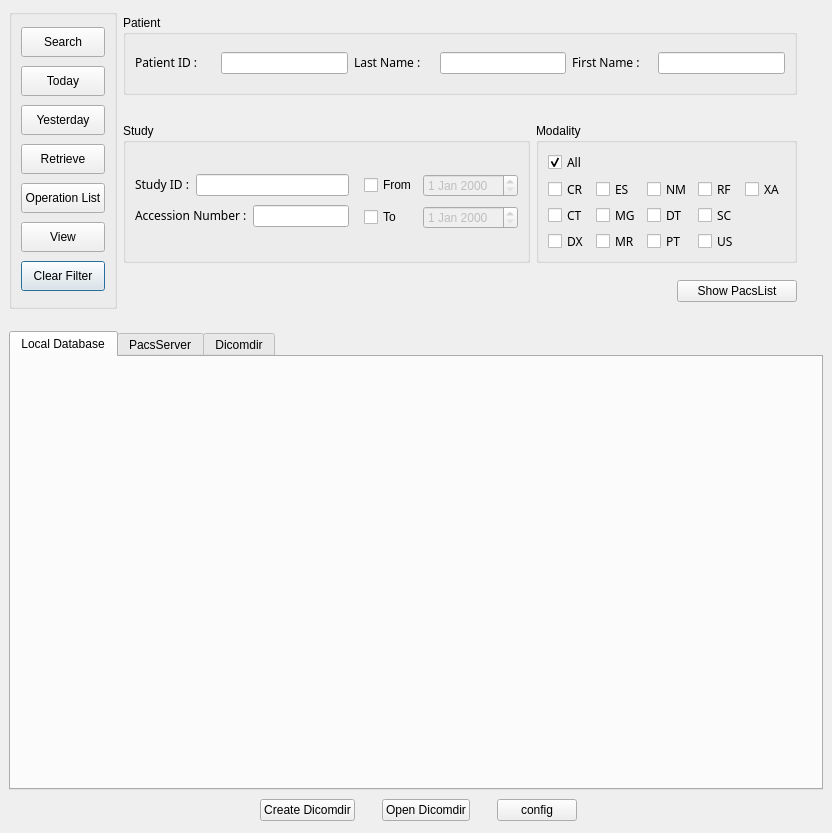
The window that starviewer/src/interface/queryscreenbase.ui (starviewer-medical/starviewer) describes before a commit, drawn with Qt 5.
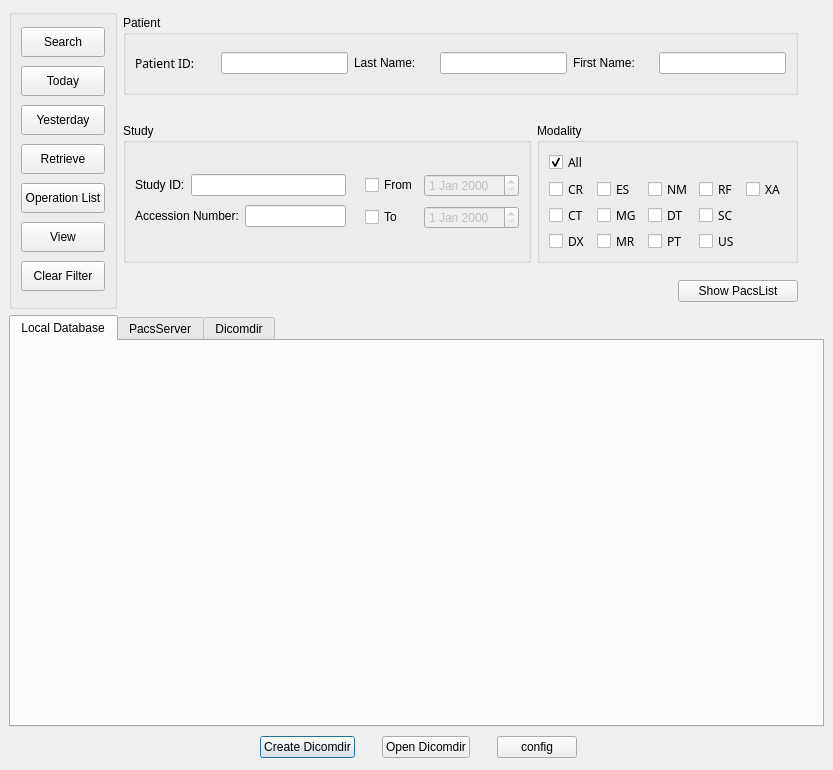
The same window after the commit. The open tabs and pages were chosen to show the change. Custom widgets are drawn as their Qt base class.

Commit message: BUG: Arreglats problemes amb el layout de la queryscreen. També s'han actualitzat les traduccions.

What changed in the file:
```diff
--- a/starviewer/src/interface/queryscreenbase.ui
+++ b/starviewer/src/interface/queryscreenbase.ui
@@ -8,23 +8,9 @@
    <rect>
     <x>0</x>
     <y>0</y>
-    <width>832</width>
-    <height>833</height>
-   </rect>
-  </property>
-  <property name="sizePolicy" >
-   <sizepolicy>
-    <hsizetype>1</hsizetype>
-    <vsizetype>1</vsizetype>
-    <horstretch>0</horstretch>
-    <verstretch>0</verstretch>
-   </sizepolicy>
-  </property>
-  <property name="minimumSize" >
-   <size>
     <width>800</width>
     <height>770</height>
-   </size>
+   </rect>
   </property>
   <property name="windowTitle" >
    <string>Query Study</string>
@@ -37,37 +23,7 @@
     <number>6</number>
    </property>
    <item row="3" column="0" >
-    <widget class="QTabWidget" name="m_tab" >
-     <property name="enabled" >
-      <bool>true</bool>
-     </property>
-     <property name="sizePolicy" >
-      <sizepolicy>
-       <hsizetype>3</hsizetype>
-       <vsizetype>3</vsizetype>
-       <horstretch>0</horstretch>
-       <verstretch>0</verstretch>
-      </sizepolicy>
-     </property>
-     <property name="tabPosition" >
-      <enum>QTabWidget::North</enum>
-     </property>
-     <property name="tabShape" >
-      <enum>QTabWidget::Rounded</enum>
-     </property>
-     <widget class="QWidget" name="m_tabCache" >
-      <attribute name="title" >
-       <string>Local Database</string>
-      </attribute>
-      <layout class="QGridLayout" >
-       <property name="margin" >
-        <number>9</number>
-       </property>
-       <property name="spacing" >
-        <number>6</number>
-       </property>
-       <item row="0" column="0" >
-        <layout class="QVBoxLayout" >
+    <layout class="QHBoxLayout" >
          <property name="margin" >
           <number>0</number>
          </property>
@@ -75,156 +31,91 @@
           <number>6</number>
          </property>
          <item>
-          <widget class="udg::QStudyTreeWidget" name="m_studyTreeWidgetCache" >
-           <property name="sizePolicy" >
-            <sizepolicy>
-             <hsizetype>7</hsizetype>
-             <vsizetype>7</vsizetype>
-             <horstretch>0</horstretch>
-             <verstretch>0</verstretch>
-            </sizepolicy>
-           </property>
-           <property name="minimumSize" >
+      <spacer>
+       <property name="orientation" >
+        <enum>Qt::Horizontal</enum>
+       </property>
+       <property name="sizeType" >
+        <enum>QSizePolicy::Expanding</enum>
+       </property>
+       <property name="sizeHint" >
             <size>
-             <width>0</width>
-             <height>0</height>
-            </size>
-           </property>
+         <width>251</width>
+         <height>28</height>
+        </size>
+       </property>
+      </spacer>
+     </item>
+     <item>
+      <widget class="QPushButton" name="m_buttonCreateDicomdir" >
+       <property name="text" >
+        <string>Create Dicomdir</string>
+       </property>
           </widget>
          </item>
          <item>
           <spacer>
            <property name="orientation" >
-            <enum>Qt::Vertical</enum>
+        <enum>Qt::Horizontal</enum>
            </property>
            <property name="sizeType" >
             <enum>QSizePolicy::Fixed</enum>
            </property>
            <property name="sizeHint" >
             <size>
-             <width>5</width>
-             <height>5</height>
+         <width>21</width>
+         <height>28</height>
             </size>
            </property>
           </spacer>
          </item>
          <item>
-          <widget class="udg::QSeriesListWidget" name="m_seriesListWidgetCache" >
-           <property name="sizePolicy" >
-            <sizepolicy>
-             <hsizetype>7</hsizetype>
-             <vsizetype>7</vsizetype>
-             <horstretch>0</horstretch>
-             <verstretch>0</verstretch>
-            </sizepolicy>
-           </property>
-           <property name="minimumSize" >
-            <size>
-             <width>0</width>
-             <height>0</height>
-            </size>
-           </property>
-          </widget>
-         </item>
-        </layout>
-       </item>
-      </layout>
-     </widget>
-     <widget class="QWidget" name="m_tabPacs" >
-      <attribute name="title" >
-       <string>PacsServer</string>
-      </attribute>
-      <layout class="QGridLayout" >
-       <property name="margin" >
-        <number>9</number>
-       </property>
-       <property name="spacing" >
-        <number>6</number>
-       </property>
-       <item row="1" column="0" colspan="2" >
-        <widget class="udg::QStudyTreeWidget" name="m_studyTreeWidgetPacs" >
-         <property name="sizePolicy" >
-          <sizepolicy>
-           <hsizetype>7</hsizetype>
-           <vsizetype>7</vsizetype>
-           <horstretch>0</horstretch>
-           <verstretch>0</verstretch>
-          </sizepolicy>
-         </property>
-         <property name="minimumSize" >
-          <size>
-           <width>0</width>
-           <height>159</height>
-          </size>
-         </property>
-        </widget>
-       </item>
-       <item row="0" column="0" >
+      <widget class="QPushButton" name="m_buttonOpenDicomdir" >
+       <property name="text" >
+        <string>Open Dicomdir</string>
+       </property>
+      </widget>
+     </item>
+     <item>
         <spacer>
          <property name="orientation" >
-          <enum>Qt::Vertical</enum>
+        <enum>Qt::Horizontal</enum>
          </property>
          <property name="sizeType" >
           <enum>QSizePolicy::Fixed</enum>
          </property>
          <property name="sizeHint" >
           <size>
-           <width>20</width>
-           <height>10</height>
+         <width>21</width>
+         <height>28</height>
           </size>
          </property>
         </spacer>
        </item>
-       <item row="2" column="1" >
+     <item>
+      <widget class="QPushButton" name="m_buttonConfig" >
+       <property name="text" >
+        <string>config</string>
+       </property>
+      </widget>
+     </item>
+     <item>
         <spacer>
          <property name="orientation" >
-          <enum>Qt::Vertical</enum>
+        <enum>Qt::Horizontal</enum>
          </property>
          <property name="sizeType" >
-          <enum>QSizePolicy::Fixed</enum>
+        <enum>QSizePolicy::Expanding</enum>
          </property>
          <property name="sizeHint" >
           <size>
-           <width>20</width>
-           <height>10</height>
+         <width>211</width>
+         <height>28</height>
           </size>
          </property>
         </spacer>
        </item>
       </layout>
-     </widget>
-     <widget class="QWidget" name="m_tabDicomdir" >
-      <attribute name="title" >
-       <string>Dicomdir</string>
-      </attribute>
-      <layout class="QGridLayout" >
-       <property name="margin" >
-        <number>9</number>
-       </property>
-       <property name="spacing" >
-        <number>6</number>
-       </property>
-       <item row="0" column="0" >
-        <widget class="udg::QStudyTreeWidget" name="m_studyTreeWidgetDicomdir" >
-         <property name="sizePolicy" >
-          <sizepolicy>
-           <hsizetype>7</hsizetype>
-           <vsizetype>7</vsizetype>
-           <horstretch>0</horstretch>
-           <verstretch>0</verstretch>
-          </sizepolicy>
-         </property>
-         <property name="minimumSize" >
-          <size>
-           <width>0</width>
-           <height>159</height>
-          </size>
-         </property>
-        </widget>
-       </item>
-      </layout>
-     </widget>
-    </widget>
    </item>
    <item row="0" column="0" >
     <layout class="QHBoxLayout" >
@@ -467,7 +358,7 @@
                  </font>
                 </property>
                 <property name="text" >
-                 <string>&lt;html>&lt;head>&lt;meta name="qrichtext" content="1" />&lt;/head>&lt;body style=" white-space: pre-wrap; font-family:Sans Serif; font-size:9pt; font-weight:400; font-style:normal; text-decoration:none;">&lt;p style=" margin-top:0px; margin-bottom:0px; margin-left:0px; margin-right:0px; -qt-block-indent:0; text-indent:0px;">Patient ID :&lt;/p>&lt;/body>&lt;/html></string>
+                 <string>Patient ID:</string>
                 </property>
                </widget>
               </item>
@@ -490,7 +381,7 @@
                  </size>
                 </property>
                 <property name="text" >
-                 <string>&lt;html>&lt;head>&lt;meta name="qrichtext" content="1" />&lt;/head>&lt;body style=" white-space: pre-wrap; font-family:Sans Serif; font-size:9pt; font-weight:400; font-style:normal; text-decoration:none;">&lt;p style=" margin-top:0px; margin-bottom:0px; margin-left:0px; margin-right:0px; -qt-block-indent:0; text-indent:0px;">Last Name :&lt;/p>&lt;/body>&lt;/html></string>
+                 <string>Last Name:</string>
                 </property>
                </widget>
               </item>
@@ -513,7 +404,7 @@
                  </size>
                 </property>
                 <property name="text" >
-                 <string>&lt;html>&lt;head>&lt;meta name="qrichtext" content="1" />&lt;/head>&lt;body style=" white-space: pre-wrap; font-family:Sans Serif; font-size:9pt; font-weight:400; font-style:normal; text-decoration:none;">&lt;p style=" margin-top:0px; margin-bottom:0px; margin-left:0px; margin-right:0px; -qt-block-indent:0; text-indent:0px;">First Name :&lt;/p>&lt;/body>&lt;/html></string>
+                 <string>First Name:</string>
                 </property>
                </widget>
               </item>
@@ -657,7 +548,7 @@
                 <item row="0" column="0" >
                  <widget class="QLabel" name="textLabel5_3" >
                   <property name="text" >
-                   <string>&lt;html>&lt;head>&lt;meta name="qrichtext" content="1" />&lt;/head>&lt;body style=" white-space: pre-wrap; font-family:Sans Serif; font-size:9pt; font-weight:400; font-style:normal; text-decoration:none;">&lt;p style=" margin-top:0px; margin-bottom:0px; margin-left:0px; margin-right:0px; -qt-block-indent:0; text-indent:0px;">Study ID :&lt;/p>&lt;/body>&lt;/html></string>
+                   <string>Study ID:</string>
                   </property>
                  </widget>
                 </item>
@@ -674,7 +565,7 @@
                 <item row="1" column="0" colspan="2" >
                  <widget class="QLabel" name="textLabel6_3" >
                   <property name="text" >
-                   <string>&lt;html>&lt;head>&lt;meta name="qrichtext" content="1" />&lt;/head>&lt;body style=" white-space: pre-wrap; font-family:Sans Serif; font-size:9pt; font-weight:400; font-style:normal; text-decoration:none;">&lt;p style=" margin-top:0px; margin-bottom:0px; margin-left:0px; margin-right:0px; -qt-block-indent:0; text-indent:0px;">Accession Number :&lt;/p>&lt;/body>&lt;/html></string>
+                   <string>Accession Number:</string>
                   </property>
                  </widget>
                 </item>
@@ -1091,7 +982,7 @@
       </layout>
      </item>
      <item>
-      <widget class="udg::QPacsList" name="qPacsList" >
+      <widget class="udg::QPacsList" native="1" name="qPacsList" >
        <property name="minimumSize" >
         <size>
          <width>20</width>
@@ -1102,24 +993,33 @@
      </item>
     </layout>
    </item>
-   <item row="1" column="0" >
-    <spacer>
-     <property name="orientation" >
-      <enum>Qt::Vertical</enum>
+   <item row="2" column="0" >
+    <widget class="QTabWidget" name="m_tab" >
+     <property name="enabled" >
+      <bool>true</bool>
      </property>
-     <property name="sizeType" >
-      <enum>QSizePolicy::Fixed</enum>
+     <property name="tabPosition" >
+      <enum>QTabWidget::North</enum>
      </property>
-     <property name="sizeHint" >
-      <size>
-       <width>814</width>
-       <height>16</height>
-      </size>
+     <property name="tabShape" >
+      <enum>QTabWidget::Rounded</enum>
      </property>
-    </spacer>
-   </item>
-   <item row="4" column="0" >
-    <layout class="QHBoxLayout" >
+     <property name="currentIndex" >
+      <number>2</number>
+     </property>
+     <widget class="QWidget" name="m_tabCache" >
+      <attribute name="title" >
+       <string>Local Database</string>
+      </attribute>
+      <layout class="QGridLayout" >
+       <property name="margin" >
+        <number>9</number>
+       </property>
+       <property name="spacing" >
+        <number>6</number>
+       </property>
+       <item row="0" column="0" >
+        <layout class="QVBoxLayout" >
      <property name="margin" >
       <number>0</number>
      </property>
@@ -1127,117 +1027,122 @@
       <number>6</number>
      </property>
      <item>
-      <spacer>
-       <property name="orientation" >
-        <enum>Qt::Horizontal</enum>
-       </property>
-       <property name="sizeType" >
-        <enum>QSizePolicy::Expanding</enum>
-       </property>
-       <property name="sizeHint" >
-        <size>
-         <width>251</width>
-         <height>28</height>
-        </size>
-       </property>
-      </spacer>
-     </item>
-     <item>
-      <widget class="QPushButton" name="m_buttonCreateDicomdir" >
-       <property name="text" >
-        <string>Create Dicomdir</string>
-       </property>
+          <widget class="udg::QStudyTreeWidget" native="1" name="m_studyTreeWidgetCache" >
+           <property name="sizePolicy" >
+            <sizepolicy>
+             <hsizetype>7</hsizetype>
+             <vsizetype>7</vsizetype>
+             <horstretch>0</horstretch>
+             <verstretch>0</verstretch>
+            </sizepolicy>
+           </property>
       </widget>
      </item>
      <item>
       <spacer>
        <property name="orientation" >
-        <enum>Qt::Horizontal</enum>
+            <enum>Qt::Vertical</enum>
        </property>
        <property name="sizeType" >
         <enum>QSizePolicy::Fixed</enum>
        </property>
        <property name="sizeHint" >
         <size>
-         <width>21</width>
-         <height>28</height>
+             <width>5</width>
+             <height>5</height>
         </size>
        </property>
       </spacer>
      </item>
      <item>
-      <widget class="QPushButton" name="m_buttonOpenDicomdir" >
-       <property name="text" >
-        <string>Open Dicomdir</string>
+          <widget class="udg::QSeriesListWidget" native="1" name="m_seriesListWidgetCache" >
+           <property name="sizePolicy" >
+            <sizepolicy>
+             <hsizetype>7</hsizetype>
+             <vsizetype>7</vsizetype>
+             <horstretch>0</horstretch>
+             <verstretch>0</verstretch>
+            </sizepolicy>
        </property>
       </widget>
      </item>
-     <item>
-      <spacer>
-       <property name="orientation" >
-        <enum>Qt::Horizontal</enum>
+        </layout>
+       </item>
+      </layout>
+     </widget>
+     <widget class="QWidget" name="m_tabPacs" >
+      <attribute name="title" >
+       <string>PacsServer</string>
+      </attribute>
+      <layout class="QVBoxLayout" >
+       <property name="margin" >
+        <number>9</number>
        </property>
-       <property name="sizeType" >
-        <enum>QSizePolicy::Fixed</enum>
+       <property name="spacing" >
+        <number>6</number>
        </property>
-       <property name="sizeHint" >
-        <size>
-         <width>21</width>
-         <height>28</height>
-        </size>
-       </property>
-      </spacer>
-     </item>
      <item>
-      <widget class="QPushButton" name="m_buttonConfig" >
-       <property name="text" >
-        <string>config</string>
+        <widget class="udg::QStudyTreeWidget" native="1" name="m_studyTreeWidgetPacs" >
+         <property name="sizePolicy" >
+          <sizepolicy>
+           <hsizetype>7</hsizetype>
+           <vsizetype>7</vsizetype>
+           <horstretch>0</horstretch>
+           <verstretch>0</verstretch>
+          </sizepolicy>
        </property>
       </widget>
      </item>
-     <item>
-      <spacer>
-       <property name="orientation" >
-        <enum>Qt::Horizontal</enum>
+      </layout>
+     </widget>
+     <widget class="QWidget" name="m_tabDicomdir" >
+      <attribute name="title" >
+       <string>Dicomdir</string>
+      </attribute>
+      <layout class="QGridLayout" >
+       <property name="margin" >
+        <number>9</number>
        </property>
-       <property name="sizeType" >
-        <enum>QSizePolicy::Expanding</enum>
+       <property name="spacing" >
+        <number>6</number>
        </property>
-       <property name="sizeHint" >
-        <size>
-         <width>211</width>
-         <height>28</height>
-        </size>
-       </property>
-      </spacer>
-     </item>
-    </layout>
+       <item row="0" column="0" >
+        <widget class="udg::QStudyTreeWidget" native="1" name="m_studyTreeWidgetDicomdir" >
+         <property name="sizePolicy" >
+          <sizepolicy>
+           <hsizetype>7</hsizetype>
+           <vsizetype>7</vsizetype>
+           <horstretch>0</horstretch>
+           <verstretch>0</verstretch>
+          </sizepolicy>
+         </property>
+        </widget>
+       </item>
+      </layout>
+     </widget>
+    </widget>
    </item>
   </layout>
  </widget>
  <layoutdefault spacing="6" margin="11" />
  <pixmapfunction></pixmapfunction>
  <customwidgets>
+  <customwidget>
+   <class>udg::QStudyTreeWidget</class>
+   <extends>QWidget</extends>
+   <header>qstudytreewidget.h</header>
+  </customwidget>
   <customwidget>
    <class>udg::QPacsList</class>
-   <extends></extends>
+   <extends>QWidget</extends>
    <header>qpacslist.h</header>
    <container>0</container>
    <pixmap></pixmap>
   </customwidget>
   <customwidget>
    <class>udg::QSeriesListWidget</class>
-   <extends></extends>
+   <extends>QWidget</extends>
    <header>qserieslistwidget.h</header>
-   <container>0</container>
-   <pixmap></pixmap>
-  </customwidget>
-  <customwidget>
-   <class>udg::QStudyTreeWidget</class>
-   <extends></extends>
-   <header>qstudytreewidget.h</header>
-   <container>0</container>
-   <pixmap></pixmap>
   </customwidget>
  </customwidgets>
  <tabstops>
```
Left out of the diff: 6 changed lines with no effect on the pictures. Lines whose indentation alone changed are shown as unchanged. The commit also changes 3 other files.
